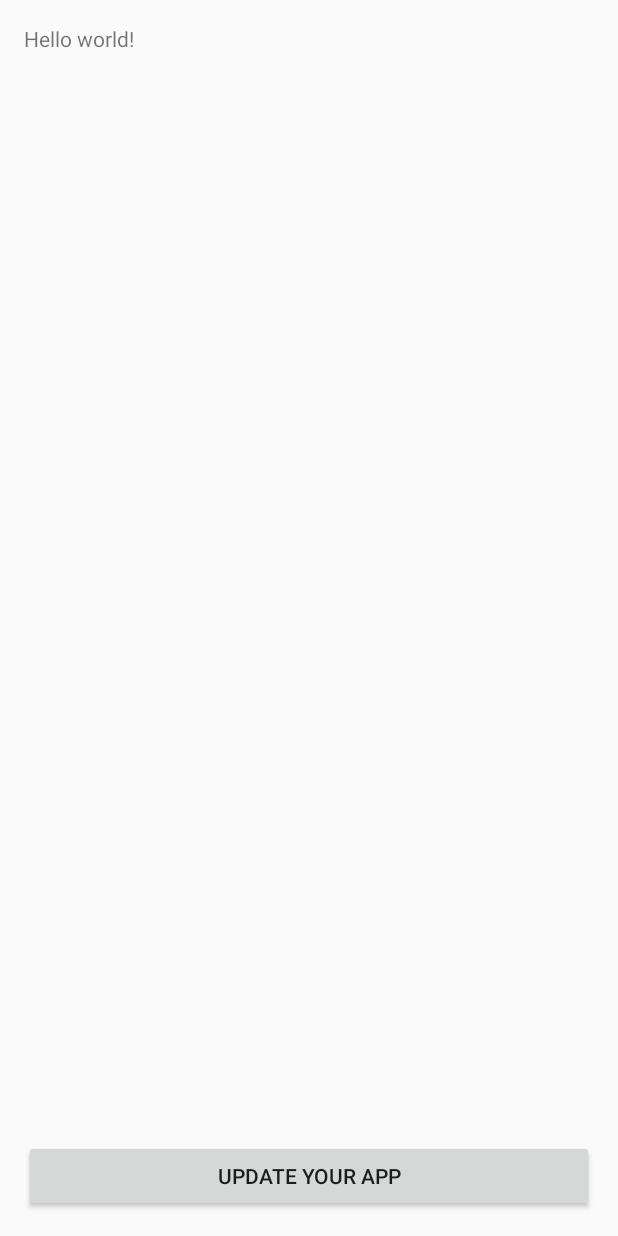
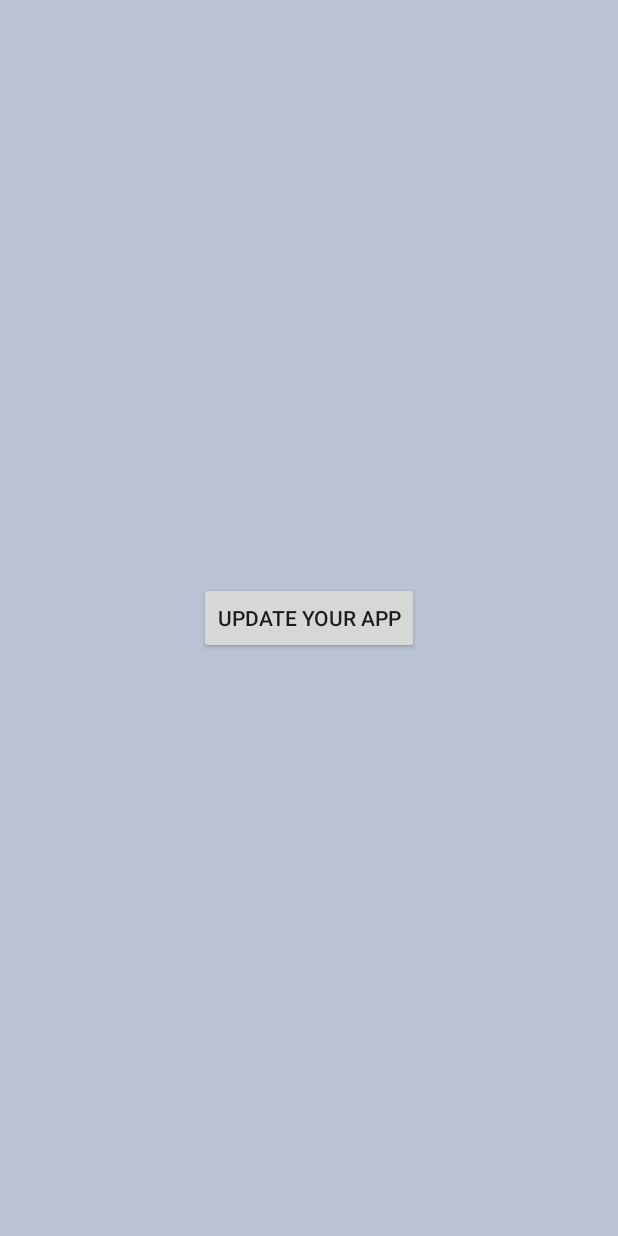
Before and after one commit to Gravity-Innovative-Solutions/aurislife, an Android app: the layout activity_compolsury_update.xml on its own in the app's theme, with its tools: preview values and no code run, on a phone screen of 412 x 824 dp. Run offline under Robolectric (Android 15) with nearby library versions, the phone set to English and light mode, and no system bars.

Commit message:
App Theme color updated

```diff
--- a/app/src/main/res/layout/activity_compolsury_update.xml
+++ b/app/src/main/res/layout/activity_compolsury_update.xml
@@ -1,27 +1,20 @@
 <RelativeLayout xmlns:android="http://schemas.android.com/apk/res/android"
     xmlns:tools="http://schemas.android.com/tools"
-    android:layout_width="match_parent"
-    android:layout_height="match_parent"
-    android:paddingBottom="@dimen/activity_vertical_margin"
-    android:paddingLeft="@dimen/activity_horizontal_margin"
-    android:paddingRight="@dimen/activity_horizontal_margin"
-    android:paddingTop="@dimen/activity_vertical_margin"
+    android:layout_width="fill_parent"
+    android:layout_height="fill_parent"
+    android:background="#bac3d3"
+    android:gravity="center"
+    android:paddingBottom="150dp"
+    android:paddingLeft="80dp"
+    android:paddingRight="80dp"
+    android:paddingTop="150dp"
     tools:context="in.gravitykerala.aurislife.CompolsuryUpdate">
-
-    <TextView
-        android:layout_width="wrap_content"
-        android:layout_height="wrap_content"
-        android:text="@string/hello_world" />
 
     <Button
         android:id="@+id/button9"
         android:layout_width="wrap_content"
         android:layout_height="wrap_content"
-        android:layout_alignParentBottom="true"
-        android:layout_alignParentEnd="true"
-        android:layout_alignParentLeft="true"
-        android:layout_alignParentRight="true"
-        android:layout_alignParentStart="true"
+
         android:text="Update Your App" />
 
 </RelativeLayout>
--- a/app/src/main/res/values-v21/styles.xml
+++ b/app/src/main/res/values-v21/styles.xml
@@ -18,6 +18,8 @@
         <item name="android:textColorHint">@color/primary_darker</item>
         <item name="android:textColor">@color/primary_darker</item>
 
+        <item name="android:statusBarColor">@color/status_bar</item>
+
         <item name="colorButtonNormal">@color/primary_darker</item>
         <item name="android:colorButtonNormal">@color/primary_darker</item>
     </style>
--- a/app/src/main/res/values/colors.xml
+++ b/app/src/main/res/values/colors.xml
@@ -1,10 +1,11 @@
 <?xml version="1.0" encoding="utf-8"?>
 <resources>
-    <color name="primary">#673AB7</color>
+    <color name="primary">#2B6596</color>
     <!--<color name="primary_dark">#303F9F</color>-->
-    <color name="primary_darker">#512DA8</color>
-    <color name="primary_lighter">#D1C4E9</color>
-    <color name="accent">#FF5252</color>
+    <color name="primary_darker">#15548b</color>
+    <color name="primary_lighter">#b3d9ff</color>
+    <color name="accent">#FFCC00</color>
+    <color name="status_bar">#003366</color>
 
     <color name="black">#000000</color>
     <color name="jet">#222222</color>
--- a/app/src/main/res/values/styles.xml
+++ b/app/src/main/res/values/styles.xml
@@ -15,13 +15,14 @@
         <item name="android:activatedBackgroundIndicator">@drawable/selectable_item_background
         </item>
         <!--<item name="android:selectableItemBackground">@drawable/selectable_item_background</item>-->
-        <item name="android:windowBackground">@color/white</item>
+        <item name="android:windowBackground">@color/primary_lighter</item>
 
         <item name="colorControlNormal">@color/primary_darker</item>
         <item name="colorControlActivated">@color/primary_darker</item>
         <item name="colorControlHighlight">@color/primary_darker</item>
         <item name="android:textColorHint">@color/primary_darker</item>
         <item name="android:textColor">@color/primary_darker</item>
+        <item name="android:statusBarColor">@color/accent</item>
 
 
         <item name="colorButtonNormal">@color/primary_darker</item>
@@ -31,7 +32,7 @@
 
     <style name="AppTheme.Dark.Dialog" parent="Theme.AppCompat.Dialog">
         <item name="colorAccent">@color/white</item>
-        <item name="android:textColorPrimary">@color/iron</item>
+        <item name="android:textColorPrimary">@color/primary_lighter</item>
         <item name="android:background">@color/primary</item>
     </style>
 
```
Also changed, not shown: app/src/main/java/in/gravitykerala/aurislife/SplashPage.java (+4 -8 lines), app/src/main/res/layout/activity_no_compulsary_update.xml (+14 -7 lines).
